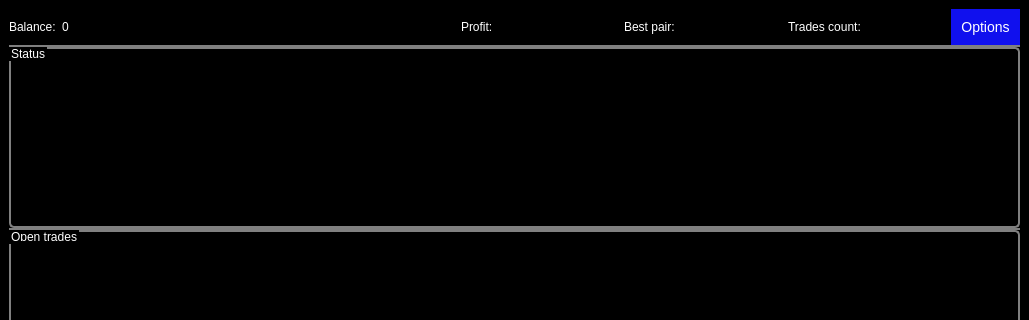
First picture: the form in mainwindow.ui, repository orkblutt/QFreqtradeUI, before the edit; both pictures show x 0 to 1029 and y 0 to 320 of the 1029 by 706 pixel window.
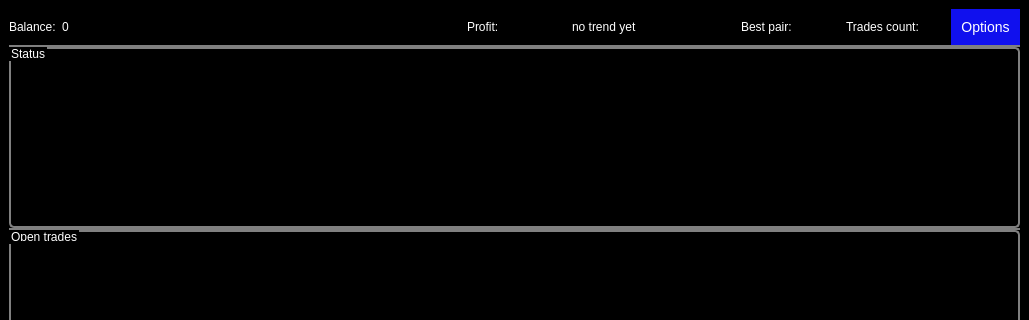
Second picture: the form after the edit.

Commit message: Trend and soft green

What changed in the file:
```diff
--- a/mainwindow.ui
+++ b/mainwindow.ui
@@ -127,7 +127,7 @@
           </property>
           <property name="sizeHint" stdset="0">
            <size>
-            <width>235</width>
+            <width>300</width>
             <height>20</height>
            </size>
           </property>
@@ -146,6 +146,26 @@
           </property>
          </widget>
         </item>
+        <item>
+         <widget class="QLabel" name="labelTrendArrow">
+          <property name="text">
+           <string>no trend yet</string>
+          </property>
+         </widget>
+        </item>
+        <item>
+         <spacer name="horizontalSpacer_2">
+          <property name="orientation">
+           <enum>Qt::Horizontal</enum>
+          </property>
+          <property name="sizeHint" stdset="0">
+           <size>
+            <width>20</width>
+            <height>20</height>
+           </size>
+          </property>
+         </spacer>
+        </item>
         <item>
          <widget class="QLabel" name="label_bestPair">
           <property name="sizePolicy">
```
The commit also changes 7 other files.
